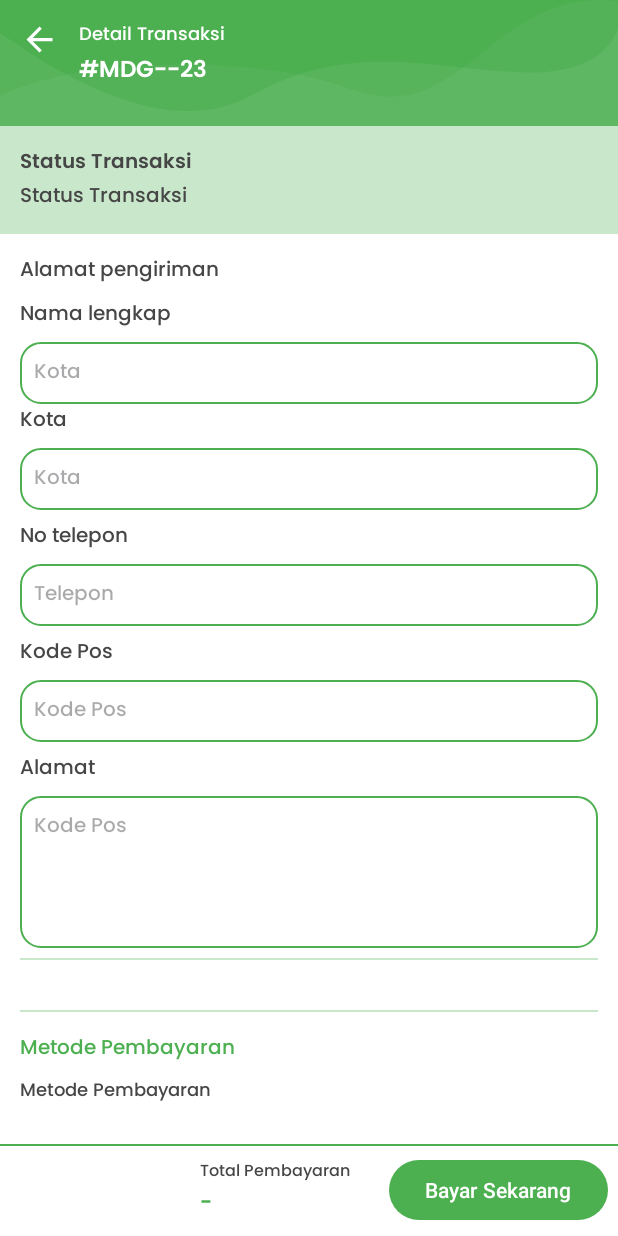
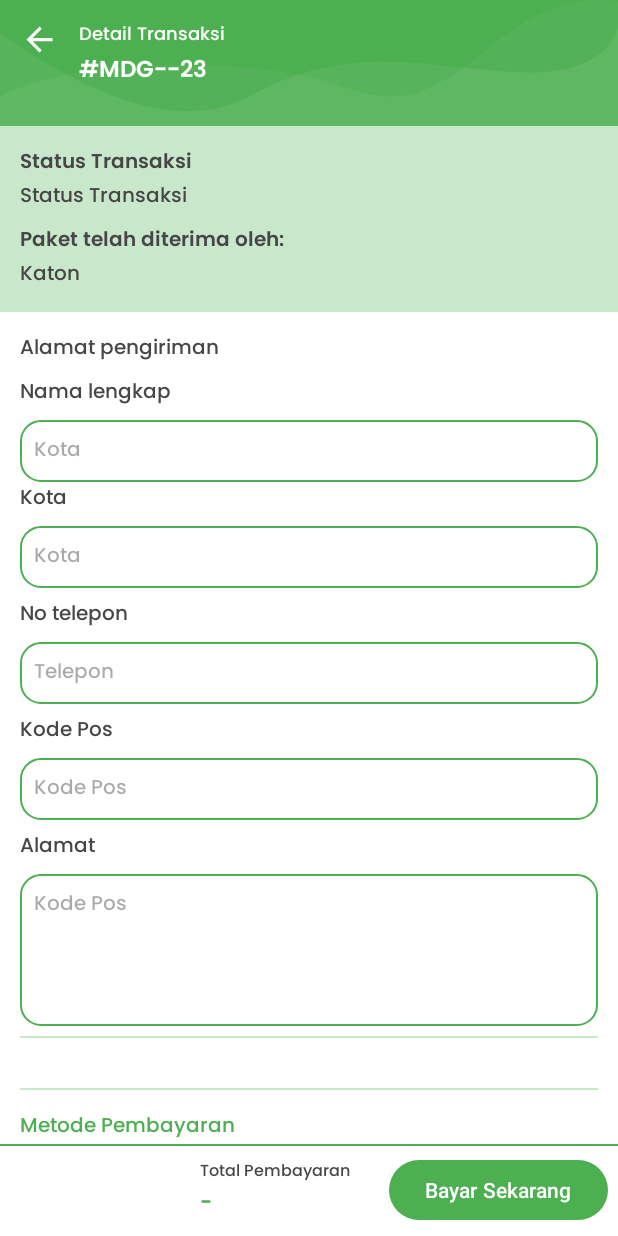
Before and after one commit to KEVINGILBERTTODING/Canvala-App, an Android app: the layout fragment_detail_transactions_admin.xml on its own in the app's theme, with its tools: preview values and no code run, on a phone screen of 412 x 824 dp. Run offline under Robolectric (Android 15) with nearby library versions, the phone set to English and light mode, and no system bars.

Commit message:
added penerima

```diff
--- a/app/src/main/java/com/example/canvala/ui/main/admin/adapter/TransactionsAdminAdapter.java
+++ b/app/src/main/java/com/example/canvala/ui/main/admin/adapter/TransactionsAdminAdapter.java
@@ -91,6 +91,8 @@ public class TransactionsAdminAdapter extends RecyclerView.Adapter<TransactionsA
             bundle.putString("kode_pos", transactionsModelList.get(getAdapterPosition()).getPostalCode());
             bundle.putString("alamat", transactionsModelList.get(getAdapterPosition()).getAddress());
             bundle.putString("nama_lengkap", transactionsModelList.get(getAdapterPosition()).getName());
+            bundle.putString("tgl_terima", transactionsModelList.get(getAdapterPosition()).getTimeArrived());
+            bundle.putString("nama_penerima", transactionsModelList.get(getAdapterPosition()).getReceiver());
             bundle.putString("nama_bank", transactionsModelList.get(getAdapterPosition()).getBankName());
             bundle.putString("no_rek", transactionsModelList.get(getAdapterPosition()).getNoRek());
             bundle.putString("rekening_name", transactionsModelList.get(getAdapterPosition()).getRekName());
--- a/app/src/main/java/com/example/canvala/ui/main/admin/transactions/DetailTransactionsAdminFragment.java
+++ b/app/src/main/java/com/example/canvala/ui/main/admin/transactions/DetailTransactionsAdminFragment.java
@@ -98,6 +98,13 @@ public class DetailTransactionsAdminFragment extends Fragment {
             }else if (getArguments().getString("status").equals("TERKIRIM")) {
                 binding.btnPesan.setVisibility(View.GONE);
             }
+        }
+
+        if (getArguments().getString("nama_penerima").equals("")) {
+            binding.lrPenerima.setVisibility(View.GONE);
+        }else {
+            binding.lrPenerima.setVisibility(View.VISIBLE);
+            binding.tvNamaPenerima.setText(getArguments().getString("nama_penerima") + " | " + getArguments().getString("tgl_terima"));
         }
 
         getTransactionsDetail();
--- a/app/src/main/res/layout/fragment_detail_transactions_admin.xml
+++ b/app/src/main/res/layout/fragment_detail_transactions_admin.xml
@@ -108,6 +108,32 @@
                                     android:fontFamily="@font/popmed"
                                     android:textColor="@color/black2"
                                     android:textSize="@dimen/_10ssp"/>
+
+                                <LinearLayout
+                                    android:layout_width="wrap_content"
+                                    android:id="@+id/lrPenerima"
+                                    android:layout_height="wrap_content"
+                                    android:layout_marginTop="@dimen/_5sdp"
+                                    android:orientation="vertical">
+                                    <TextView
+                                        android:layout_width="wrap_content"
+                                        android:layout_height="wrap_content"
+                                        android:text="Paket telah diterima oleh:"
+                                        android:layout_centerVertical="true"
+                                        android:fontFamily="@font/popsem"
+                                        android:textColor="@color/black2"
+                                        android:textSize="@dimen/_10ssp"/>
+
+                                    <TextView
+                                        android:layout_width="wrap_content"
+                                        android:layout_height="wrap_content"
+                                        android:text="Katon"
+                                        android:id="@+id/tvNamaPenerima"
+                                        android:layout_centerVertical="true"
+                                        android:fontFamily="@font/popmed"
+                                        android:textColor="@color/black2"
+                                        android:textSize="@dimen/_10ssp"/>
+                                </LinearLayout>
 
 
                             </LinearLayout>
```
